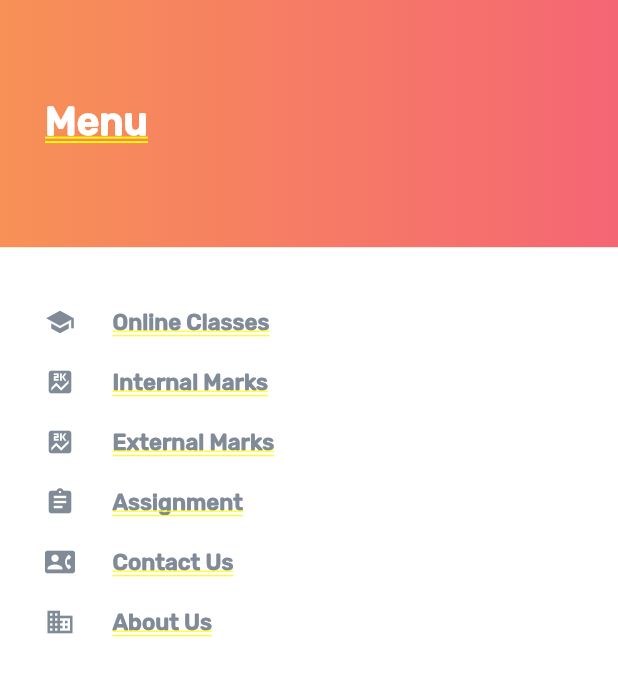
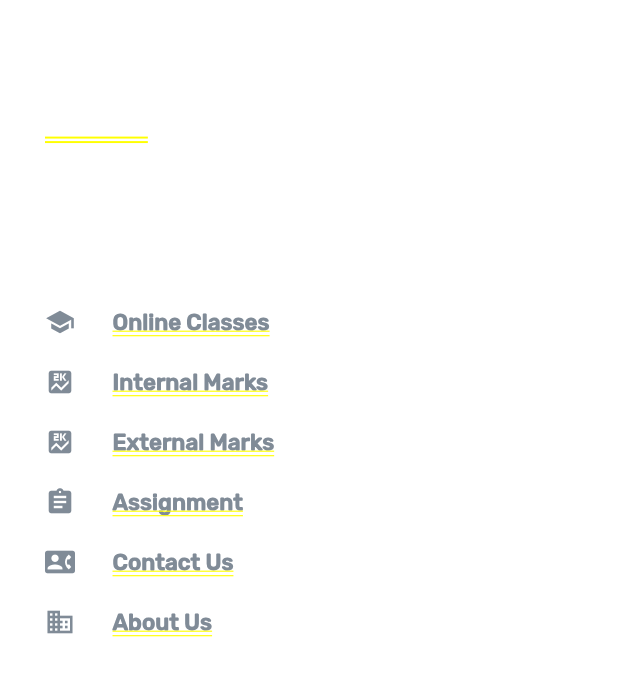
Before and after one commit to RKBL4ZE/Attendit-Mobile, a Flutter app: the MenuPage screen opened directly, on a phone screen of 412 x 824 dp. Shown: the top 676 px of the screen. Run offline on Flutter 3.47's test engine with Material 2 defaults, Android fonts, the phone set to English and light mode, and no system bars; our stand-ins replace auto_size_text, bloc, bubble_tab_indicator, dartz, data_connection_checker, equatable and 12 more; missing offline and left inert: solid_bottom_sheet; accounts and stored records are empty; network calls fail; statements that could not run were skipped.

Commit message:
new nav bar

```diff
--- a/lib/config/styles.dart
+++ b/lib/config/styles.dart
@@ -18,15 +18,15 @@ class Styles {
   );
 
   static const colorGradientTheme = LinearGradient(colors: [
-            Color.fromRGBO(247, 145, 86, 1),
-            Color.fromRGBO(245, 102, 116, 1)
+    Color.fromRGBO(255, 255, 255, 1),
+    Color.fromRGBO(255, 255, 255, 1)
   ]);
 
   static const headingfontcolor = Colors.black;
 
   static const colorshadow = Color.fromRGBO(247, 145, 86, 1);
   static const colorPrimary = Color.fromRGBO(247, 145, 86, 1);
-static const colorSecondary = Color.fromRGBO(245, 102, 116, 1);
+  static const colorSecondary = Color.fromRGBO(245, 0, 0, 1);
 
   static const divider = Divider(
     color: Color.fromRGBO(245, 102, 116, 1),
@@ -35,5 +35,16 @@ static const divider = Divider(
     indent: 20,
     endIndent: 10,
   );
+}
 
+class NavbarStyle {
+  static const active = Colors.black;
+  static const inactive = Colors.grey;
+  static const isTranslucent = false;
 }
+
+class PrimaryStyle {
+  static final primary = Colors.blueGrey[900];
+  static const accent = Colors.grey;
+  static const splash = Colors.blue;
+}
--- a/lib/features/home/presentation/widgets/assignments/assignments.dart
+++ b/lib/features/home/presentation/widgets/assignments/assignments.dart
@@ -5,7 +5,7 @@ import 'package:Attendit/features/static_pages/completed_assignment.dart';
 import 'package:Attendit/features/static_pages/pending_assignment.dart';
 import 'package:flutter/cupertino.dart';
 import 'package:flutter/material.dart';
-import 'package:persistent_bottom_nav_bar/persistent-tab-view.widget.dart';
+import 'package:persistent_bottom_nav_bar/persistent-tab-view.dart';
 
 class AssignmentsWidget extends StatelessWidget {
   final List<StudentAssignmentModel> assignments;
--- a/lib/features/home/presentation/widgets/assignments/completed_assignments.dart
+++ b/lib/features/home/presentation/widgets/assignments/completed_assignments.dart
@@ -1,8 +1,6 @@
-import 'package:Attendit/features/assignment/presentation/pages/selected_assignment_details.dart';
 import 'package:Attendit/features/home/data/models/student_assigments_model.dart';
 import 'package:auto_size_text/auto_size_text.dart';
 import 'package:flutter/material.dart';
-import 'package:persistent_bottom_nav_bar/persistent-tab-view.widget.dart';
 
 class CompletedAssignmentWidget extends StatelessWidget {
   final List<StudentAssignmentModel> completedassignment;
--- a/lib/features/home/presentation/widgets/assignments/pending_assignments.dart
+++ b/lib/features/home/presentation/widgets/assignments/pending_assignments.dart
@@ -4,7 +4,6 @@ import 'package:Attendit/features/home/domain/entities/student_assignment.dart';
 import 'package:auto_size_text/auto_size_text.dart';
 import 'package:flutter/material.dart';
 import 'package:intl/intl.dart';
-import 'package:persistent_bottom_nav_bar/persistent-tab-view.widget.dart';
 
 class PendingAssignmentWidget extends StatelessWidget {
   final List<StudentAssignment> pendingassignment;
--- a/lib/features/menu/presentation/pages/menu_page.dart
+++ b/lib/features/menu/presentation/pages/menu_page.dart
@@ -5,7 +5,7 @@ import 'package:Attendit/features/result/presentation/externals/pages/external.d
 import 'package:Attendit/features/result/presentation/internals/pages/internal.dart';
 import 'package:Attendit/features/static_pages/online_classes/student_OnlineClassList_list.dart';
 import 'package:flutter/material.dart';
-import 'package:persistent_bottom_nav_bar/persistent-tab-view.widget.dart';
+import 'package:persistent_bottom_nav_bar/persistent-tab-view.dart';
 
 class MenuPage extends StatelessWidget {
   static const routeName = '/InternalSCREEN';
--- a/lib/features/static_pages/online_classes/student_OnlineClassList_list.dart
+++ b/lib/features/static_pages/online_classes/student_OnlineClassList_list.dart
@@ -1,7 +1,7 @@
 import 'package:Attendit/features/static_pages/online_classes/student_assignment_details.dart';
 import 'package:auto_size_text/auto_size_text.dart';
 import 'package:flutter/material.dart';
-import 'package:persistent_bottom_nav_bar/persistent-tab-view.widget.dart';
+import 'package:persistent_bottom_nav_bar/persistent-tab-view.dart';
 
 class OnlineClassList extends StatelessWidget {
   final String assignmnettitle;
--- a/lib/features/timetable/presentation/pages/timetable_page.dart
+++ b/lib/features/timetable/presentation/pages/timetable_page.dart
@@ -11,7 +11,7 @@ import 'package:Attendit/loaders/color_loader_3.dart';
 import 'package:flutter/material.dart';
 import 'package:flutter_bloc/flutter_bloc.dart';
 import 'package:intl/intl.dart';
-import 'package:persistent_bottom_nav_bar/persistent-tab-view.widget.dart';
+import 'package:persistent_bottom_nav_bar/persistent-tab-view.dart';
 
 class TimeTablePage extends StatelessWidget {
   @override
--- a/pubspec.yaml
+++ b/pubspec.yaml
@@ -24,13 +24,14 @@ dependencies:
   cached_network_image: ^2.2.0+1
   gradient_app_bar: ^0.1.3
   percent_indicator: ^2.1.4
-  persistent_bottom_nav_bar: ^1.5.5
+  persistent_bottom_nav_bar: ^2.0.5
   bubble_tab_indicator: ^0.1.4
   auto_size_text: ^2.1.0
   simple_animations: ^1.3.3
   solid_bottom_sheet: ^0.1.9
   flutter_swiper : ^1.1.6
-
+  # outline icon
+  outline_material_icons: ^0.1.1
 
 
   # Network
```
Also changed, not shown: lib/features/navbar/presentation/pages/navbar.dart (+51 -39 lines), lib/features/navbar/presentation/pages/sidedrawer.dart (+32 -16 lines), lib/main.dart (+12 -10 lines), pubspec.lock. Lines whose indentation alone changed are shown as unchanged.
